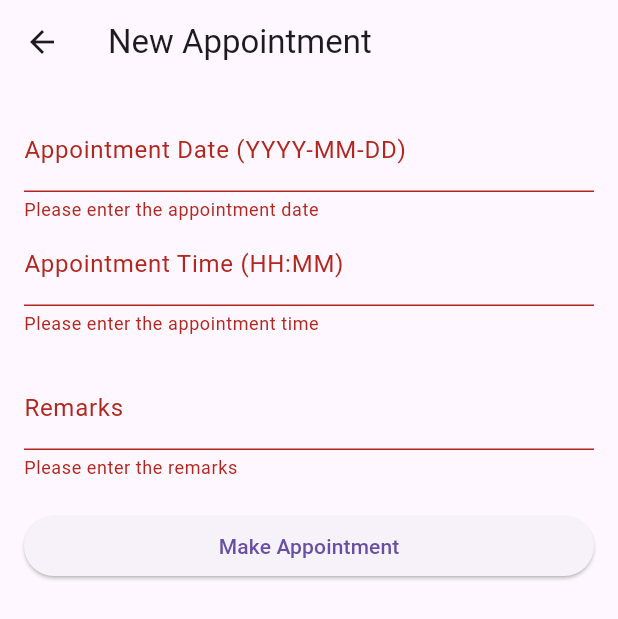
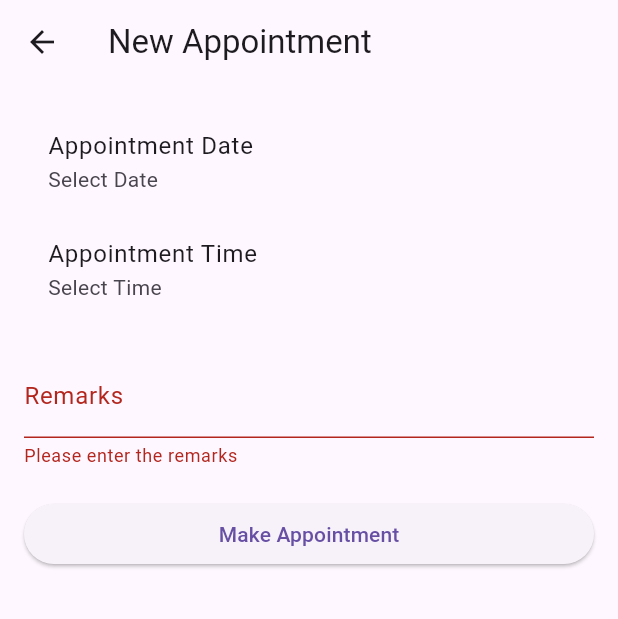
Before and after one commit to PasinduNimesha/MedChannel, a Flutter app: the NewAppointmentScreen screen opened directly with empty values, after a tap on "Make Appointment", on a phone screen of 412 x 824 dp. Shown: the top 619 px of the screen. Run offline on Flutter 3.47's test engine with Material 3 defaults, Android fonts, the phone set to English and light mode, and no system bars.

Commit message:
Update NewAppointmentScreen.dart

```diff
--- a/lib/screens/patient/NewAppointmentScreen.dart
+++ b/lib/screens/patient/NewAppointmentScreen.dart
@@ -13,9 +13,11 @@ class NewAppointmentScreen extends StatefulWidget {
 
 class _NewAppointmentScreenState extends State<NewAppointmentScreen> {
   // Text controllers for form fields
-  final TextEditingController appointmentDateController = TextEditingController();
-  final TextEditingController appointmentTimeController = TextEditingController();
   final TextEditingController remarksController = TextEditingController();
+
+  // Variables to hold selected date and time
+  DateTime? selectedDate;
+  TimeOfDay? selectedTime;
 
   // Form key for validation
   final _formKey = GlobalKey<FormState>();
@@ -23,21 +25,32 @@ class _NewAppointmentScreenState extends State<NewAppointmentScreen> {
   // Function to send appointment data to the endpoint
   Future<void> _submitAppointment() async {
     if (_formKey.currentState!.validate()) {
+      // Ensure date and time are selected
+      if (selectedDate == null || selectedTime == null) {
+        ScaffoldMessenger.of(context).showSnackBar(
+          SnackBar(content: Text('Please select a date and time')),
+        );
+        return;
+      }
+
+      // Format the selected date and time
+      final formattedDate = "${selectedDate!.year}-${selectedDate!.month.toString().padLeft(2, '0')}-${selectedDate!.day.toString().padLeft(2, '0')}";
+      final formattedTime = "${selectedTime!.hour.toString().padLeft(2, '0')}:${selectedTime!.minute.toString().padLeft(2, '0')}";
+
       // Build the request payload
       final appointmentData = {
         "patient_id": widget.patientId,
         "doc_id": widget.physicianId,
-        "appointment_date": appointmentDateController.text,
-        "appointment_time": appointmentTimeController.text,
+        "appointment_date": formattedDate,
+        "appointment_time": formattedTime,
         "remarks": remarksController.text,
         "created_at": DateTime.now().toIso8601String(),
         "updated_at": DateTime.now().toIso8601String(),
       };
 
       try {
-        // Send a POST request to the API endpoint
         final response = await http.post(
-          Uri.parse('http://192.168.43.214:8080/api/v1/appointment'),
+          Uri.parse('http://192.168.43.214:8081/api/v1/appointment'),
           headers: {"Content-Type": "application/json"},
           body: json.encode(appointmentData),
         );
@@ -78,6 +91,34 @@ class _NewAppointmentScreenState extends State<NewAppointmentScreen> {
     }
   }
 
+  // Function to pick the date
+  Future<void> _pickDate(BuildContext context) async {
+    final DateTime? picked = await showDatePicker(
+      context: context,
+      initialDate: selectedDate ?? DateTime.now(),
+      firstDate: DateTime(2000),
+      lastDate: DateTime(2101),
+    );
+    if (picked != null && picked != selectedDate) {
+      setState(() {
+        selectedDate = picked;
+      });
+    }
+  }
+
+  // Function to pick the time
+  Future<void> _pickTime(BuildContext context) async {
+    final TimeOfDay? picked = await showTimePicker(
+      context: context,
+      initialTime: selectedTime ?? TimeOfDay.now(),
+    );
+    if (picked != null && picked != selectedTime) {
+      setState(() {
+        selectedTime = picked;
+      });
+    }
+  }
+
   @override
   Widget build(BuildContext context) {
     return Scaffold(
@@ -90,28 +131,28 @@ class _NewAppointmentScreenState extends State<NewAppointmentScreen> {
           key: _formKey,
           child: ListView(
             children: [
-              TextFormField(
-                controller: appointmentDateController,
-                decoration: InputDecoration(labelText: 'Appointment Date (YYYY-MM-DD)'),
-                validator: (value) {
-                  if (value == null || value.isEmpty) {
-                    return 'Please enter the appointment date';
-                  }
-                  return null;
-                },
+              // Date picker
+              ListTile(
+                title: Text('Appointment Date'),
+                subtitle: Text(
+                  selectedDate == null
+                      ? 'Select Date'
+                      : "${selectedDate!.year}-${selectedDate!.month.toString().padLeft(2, '0')}-${selectedDate!.day.toString().padLeft(2, '0')}",
+                ),
+                onTap: () => _pickDate(context),
               ),
-              TextFormField(
-                controller: appointmentTimeController,
-                decoration: InputDecoration(labelText: 'Appointment Time (HH:MM)'),
-                validator: (value) {
-                  if (value == null || value.isEmpty) {
-                    return 'Please enter the appointment time';
-                  }
-                  return null;
-                },
+              // Time picker
+              ListTile(
+                title: Text('Appointment Time'),
+                subtitle: Text(
+                  selectedTime == null
+                      ? 'Select Time'
+                      : "${selectedTime!.hour.toString().padLeft(2, '0')}:${selectedTime!.minute.toString().padLeft(2, '0')}",
+                ),
+                onTap: () => _pickTime(context),
               ),
               SizedBox(height: 20),
-              //text area for remarks
+              // Remarks input
               TextFormField(
                 controller: remarksController,
                 decoration: InputDecoration(labelText: 'Remarks'),
```
